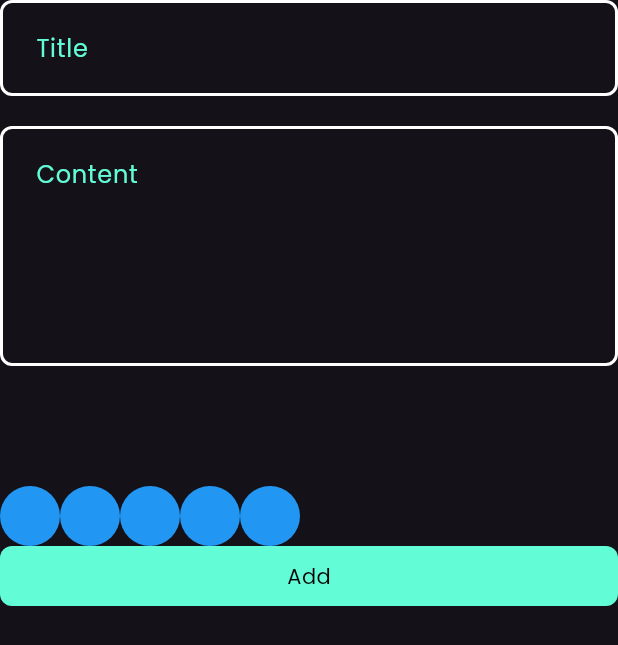
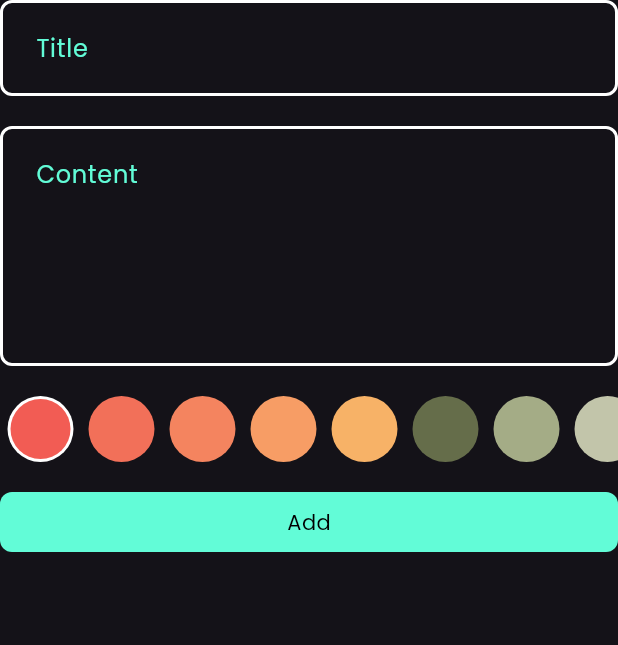
Before and after one commit to ahmed-khaled56/NotesApp, a Flutter app: the AddNoteForm widget shown alone on an empty page, opened directly, on a phone screen of 412 x 824 dp. Shown: the top 645 px of the screen. Run offline on Flutter 3.47's test engine with Material 3 defaults, Android fonts, the phone set to English and light mode, and no system bars; our stand-ins replace flutter_bloc, hive, hive_flutter, modal_progress_hud_nsn; missing offline and left inert: dart:ffi; accounts and stored records are empty.

Commit message:
create edit view color list

```diff
--- a/lib/constants.dart
+++ b/lib/constants.dart
@@ -2,3 +2,14 @@ import 'dart:ui';
 
 const kPrimaryColor = Color(0xff62fcd7);
 const kNotesBox = 'notes box';
+List<Color> kColorsList = const [
+  Color(0xffF25C54),
+  Color(0xffF27059),
+  Color(0xffF4845F),
+  Color(0xffF79D65),
+  Color(0xffF7B267),
+
+  Color(0xff656D4A),
+  Color(0xffA4AC86),
+  Color(0xffC2C5AA),
+];
--- a/lib/cubits/add_notes_cubit/add_notes_cubits.dart
+++ b/lib/cubits/add_notes_cubit/add_notes_cubits.dart
@@ -7,8 +7,9 @@ part 'add_notes_states.dart';
 
 class NotesAddCubits extends Cubit<AddNotesStates> {
   NotesAddCubits() : super(initialAddNOtesState());
-
+  Color color = const Color(0xffF25C54); //default
   addNotes(NoteModel note) async {
+    note.color = color.value;
     try {
       emit(LoadingAddNOtesState());
       var NotesBox = Hive.box<NoteModel>(kNotesBox);
--- a/lib/models/note_model.dart
+++ b/lib/models/note_model.dart
@@ -9,9 +9,9 @@ class NoteModel extends HiveObject {
   @HiveField(1)
   String subTitle;
   @HiveField(2)
-  final String date;
+  String date;
   @HiveField(3)
-  final int color;
+  int color;
 
   NoteModel({
     required this.title,
--- a/lib/widgets/Add_Note_form.dart
+++ b/lib/widgets/Add_Note_form.dart
@@ -30,7 +30,9 @@ class _AddNoteFormState extends State<AddNoteForm> {
       child: Column(
         children: [
           sheetBody(),
+          SizedBox(height: 20),
           ColorList(),
+          SizedBox(height: 20),
 
           BlocBuilder<NotesAddCubits, AddNotesStates>(
             builder: (context, state) {
@@ -44,7 +46,7 @@ class _AddNoteFormState extends State<AddNoteForm> {
                       title: title!,
                       subTitle: subTitle!,
                       date: formatedDte,
-                      color: Colors.blue.value,
+                      color: Colors.blue.hashCode,
                     );
                     BlocProvider.of<NotesAddCubits>(
                       context,
@@ -81,7 +83,6 @@ Widget sheetBody() {
         },
         maxLines: 5,
       ),
-      SizedBox(height: 80),
     ],
   );
 }
--- a/lib/widgets/color_list.dart
+++ b/lib/widgets/color_list.dart
@@ -1,26 +1,59 @@
 import 'package:flutter/material.dart';
+import 'package:flutter_bloc/flutter_bloc.dart';
+import 'package:notes_app/constants.dart';
+import 'package:notes_app/cubits/add_notes_cubit/add_notes_cubits.dart';
 
 class colorItem extends StatelessWidget {
-  const colorItem({super.key});
+  colorItem({super.key, required this.isSelected, required this.color});
+  bool isSelected;
+  Color color;
 
   @override
   Widget build(BuildContext context) {
-    return const CircleAvatar(radius: 20, backgroundColor: Colors.blue);
+    return isSelected
+        ? CircleAvatar(
+          radius: 22,
+          backgroundColor: Colors.white,
+          child: CircleAvatar(radius: 20, backgroundColor: color),
+        )
+        : CircleAvatar(radius: 22, backgroundColor: color);
   }
 }
 
-class ColorList extends StatelessWidget {
+class ColorList extends StatefulWidget {
   ColorList({super.key});
 
   @override
+  State<ColorList> createState() => _ColorListState();
+}
+
+int Currentindex = 0;
+
+class _ColorListState extends State<ColorList> {
+  @override
   Widget build(BuildContext context) {
     return SizedBox(
-      height: 40,
+      height: 44,
       child: ListView.builder(
-        itemCount: 5,
+        itemCount: kColorsList.length,
         scrollDirection: Axis.horizontal,
         itemBuilder: (context, index) {
-          return const colorItem();
+          return Padding(
+            padding: const EdgeInsets.symmetric(horizontal: 5),
+            child: GestureDetector(
+              onTap: () {
+                Currentindex = index;
+                BlocProvider.of<NotesAddCubits>(context).color =
+                    kColorsList[index];
+                setState(() {});
+              },
+              child: colorItem(
+                isSelected: Currentindex == index,
+
+                color: kColorsList[index],
+              ),
+            ),
+          );
         },
       ),
     );
```
Also changed, not shown: lib/widgets/not_edit_view_body.dart (+53 -0 lines).
